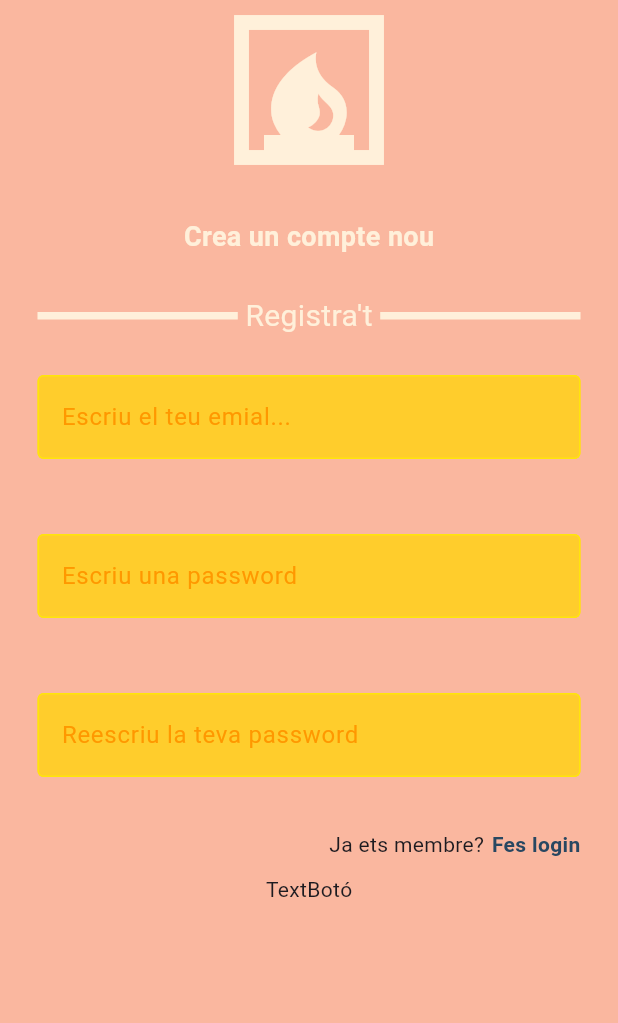
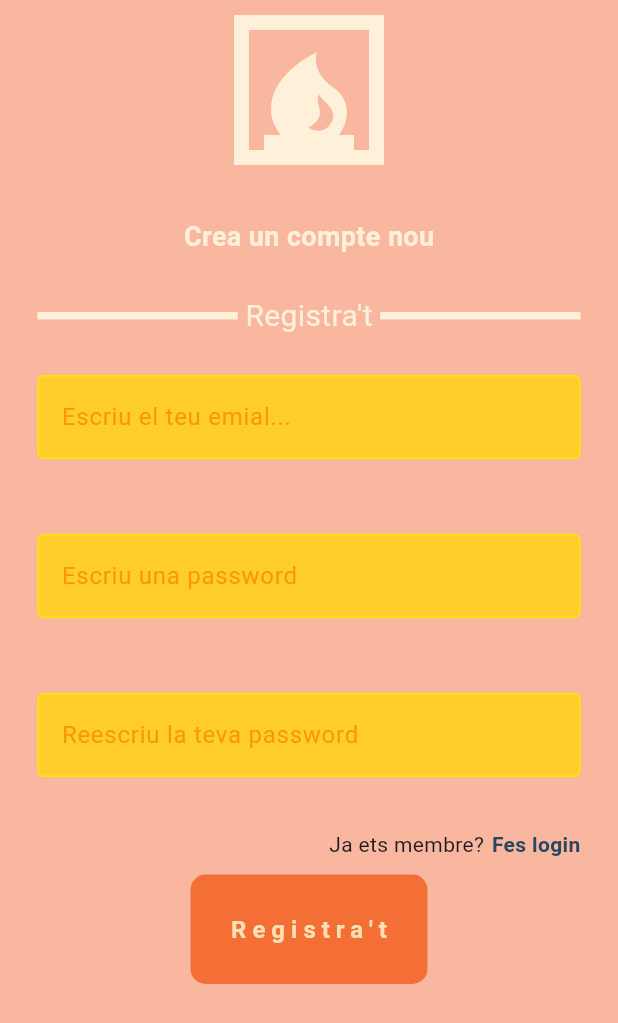
Before and after one commit to Polichus/ejemplo_firebase, a Flutter app: the screen it shows after launch, on a phone screen of 412 x 824 dp. Shown: the top 1023 px of the screen. Run offline on Flutter 3.47's test engine with Material 3 defaults, Android fonts, the phone set to English and light mode, and no system bars.

Commit message:
Pagina_Registra fronent fet

```diff
--- a/lib/Components/boto_auth.dart
+++ b/lib/Components/boto_auth.dart
@@ -1,12 +1,37 @@
 import 'package:flutter/material.dart';
 
 class BotoAuth extends StatelessWidget {
-  const BotoAuth({super.key});
+  final String text;
+  final Function() onTap;
+
+  const BotoAuth({
+    super.key,
+    required this.text,
+    required this.onTap,
+  });
 
   @override
   Widget build(BuildContext context) {
-    return Container(
-      child: const Text("TextBotó"),
+    return GestureDetector(
+      onTap: onTap,
+      child: Container(
+        decoration: BoxDecoration(
+          borderRadius: BorderRadius.circular(10),
+          color: const Color.fromARGB(255, 244, 111, 54),
+        ),
+        child: Padding(
+          padding: const EdgeInsets.all(25),
+          child: Text(
+            text,
+            style: TextStyle(
+              color: Colors.orange[100],
+              fontWeight: FontWeight.bold,
+              fontSize: 16,
+              letterSpacing: 4,
+            ),
+          ),
+        ),
+      ),
     );
   }
 }
--- a/lib/Pagines/Pagina_registre.dart
+++ b/lib/Pagines/Pagina_registre.dart
@@ -4,6 +4,10 @@
 
 class PaginaRegistre extends StatelessWidget {
   const PaginaRegistre({super.key});
+
+  void ferRegistre(){
+
+  }
 
   @override
   Widget build(BuildContext context) {
@@ -131,7 +135,10 @@
                 ),
 
                 //Botó registrar't
-                const BotoAuth(),
+                BotoAuth(
+                  text: "Registra't",
+                  onTap: ferRegistre,
+                ),
               ],
             ),
           ),
```
